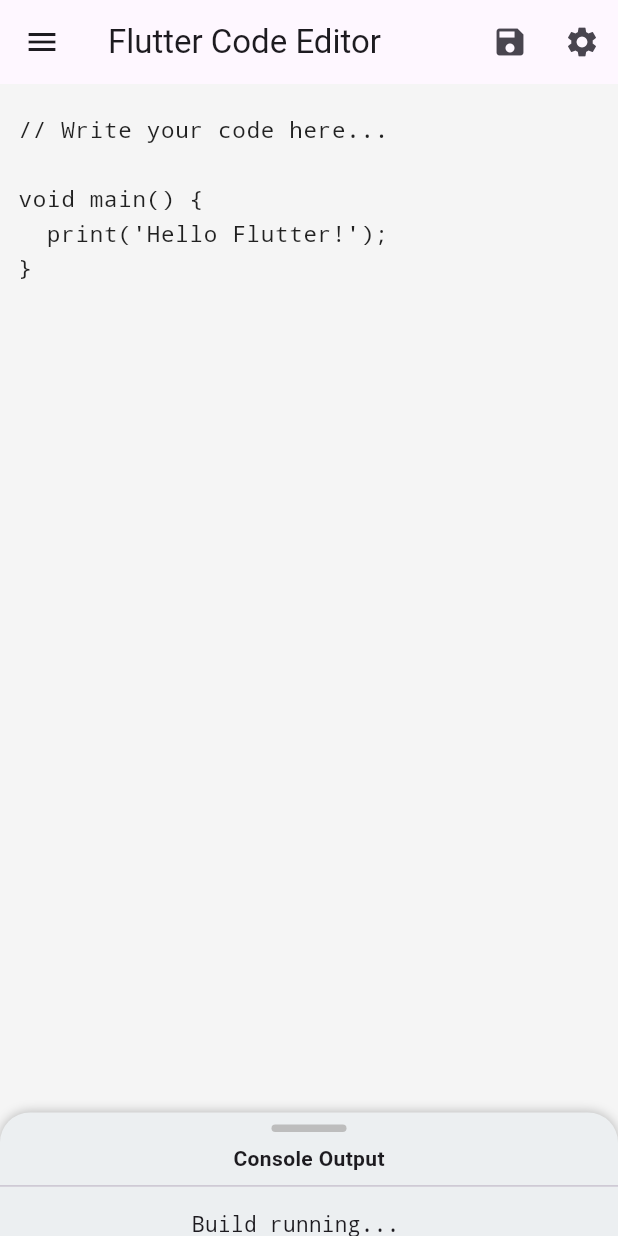
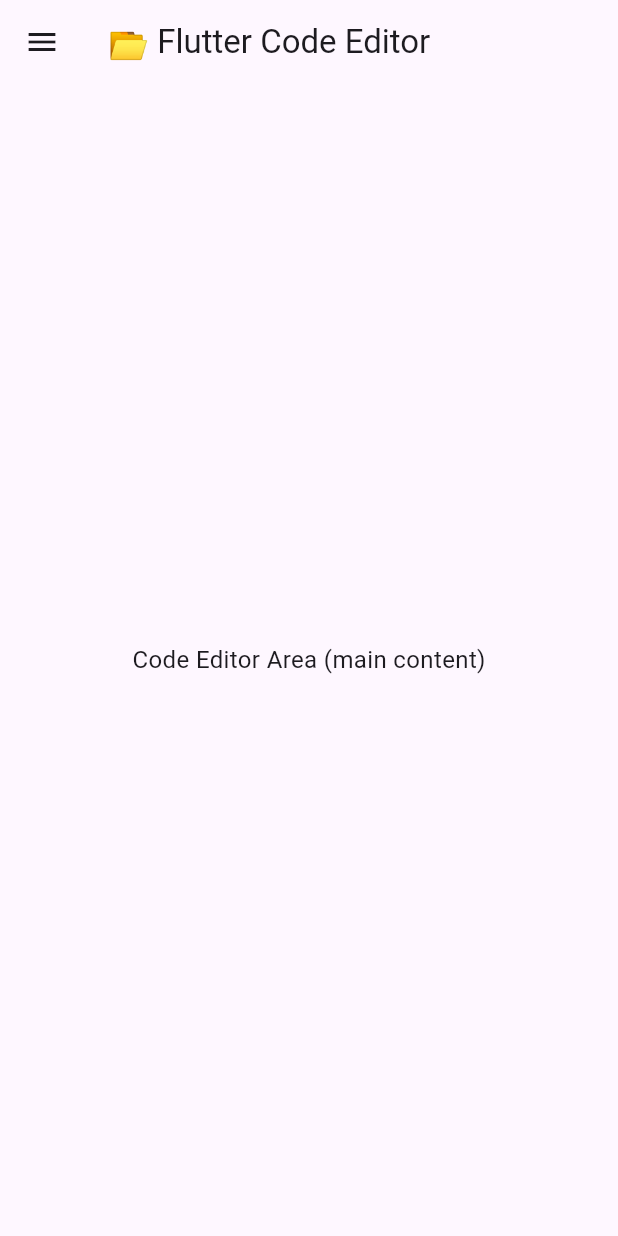
Before and after one commit to Laljham/My, a Flutter app: the screen it shows after launch, on a phone screen of 412 x 824 dp. Run offline on Flutter 3.47's test engine with Material 3 defaults, Android fonts, the phone set to English and light mode, and no system bars.

Commit message:
Update main.dart

```diff
--- a/lib/main.dart
+++ b/lib/main.dart
@@ -2,100 +2,68 @@ import 'package:flutter/material.dart';
 
 void main() => runApp(const MyApp());
 
-/*──────────────────────────────
- 🟦 MAIN APP START
-──────────────────────────────*/
+// 🔹 MAIN APP START
 class MyApp extends StatelessWidget {
   const MyApp({super.key});
 
   @override
   Widget build(BuildContext context) {
     return MaterialApp(
-      title: 'Code Editor App',
-      debugShowCheckedModeBanner: false,
-      theme: ThemeData(
-        primarySwatch: Colors.indigo,
-      ),
-      home: const CodeEditorHomePage(),
+      title: 'Code Editor Drawer Demo',
+      theme: ThemeData(primarySwatch: Colors.indigo),
+      home: const CodeEditorHome(),
     );
   }
 }
-/*──────────────────────────────
- 🟦 MAIN APP END
-──────────────────────────────*/
+// 🔹 MAIN APP END
 
 
-
-/*──────────────────────────────
- 🟩 HOME PAGE (MAIN SCREEN) START
-──────────────────────────────*/
-class CodeEditorHomePage extends StatefulWidget {
-  const CodeEditorHomePage({super.key});
+// 🔹 HOME SCREEN START
+class CodeEditorHome extends StatefulWidget {
+  const CodeEditorHome({super.key});
 
   @override
-  State<CodeEditorHomePage> createState() => _CodeEditorHomePageState();
+  State<CodeEditorHome> createState() => _CodeEditorHomeState();
 }
 
-class _CodeEditorHomePageState extends State<CodeEditorHomePage> {
-  // 🔸 VARIABLES START
-  final TextEditingController _codeController = TextEditingController(
-    text: "// Write your code here...\n\nvoid main() {\n  print('Hello Flutter!');\n}",
-  );
-  bool isExpanded = false; // bottom sheet expand/collapse control
-  // 🔸 VARIABLES END
+class _CodeEditorHomeState extends State<CodeEditorHome> {
+  // 🔸 Dummy File List (in real app — filesystem se load hoga)
+  List<String> files = ["main.dart", "home.dart", "utils/", "theme/"];
 
-  // 🔹 DRAWER FILE LIST (Fake structure for now)
-  final List<String> files = [
-    "main.dart",
-    "home_page.dart",
-    "editor.dart",
-    "theme.dart",
-    "utils/helpers.dart"
-  ];
-
-  /*──────────────────────────────
-   🧭 TOOLBAR (APPBAR) START
-  ──────────────────────────────*/
-  PreferredSizeWidget _buildAppBar() {
-    return AppBar(
-      title: const Text("Flutter Code Editor"),
-      actions: [
-        IconButton(
-          icon: const Icon(Icons.save),
-          tooltip: "Save File",
-          onPressed: () {
-            ScaffoldMessenger.of(context).showSnackBar(
-              const SnackBar(content: Text("File Saved Successfully!")),
-            );
-          },
+  @override
+  Widget build(BuildContext context) {
+    return Scaffold(
+      appBar: AppBar(title: const Text("📂 Flutter Code Editor")),
+      drawer: _buildDrawer(), // 🔹 Custom Drawer Widget
+      body: const Center(
+        child: Text(
+          "Code Editor Area (main content)",
+          style: TextStyle(fontSize: 16),
         ),
-        IconButton(
-          icon: const Icon(Icons.settings),
-          onPressed: () {},
-        ),
-      ],
+      ),
     );
   }
-  /*──────────────────────────────
-   🧭 TOOLBAR (APPBAR) END
-  ──────────────────────────────*/
 
-
-  /*──────────────────────────────
-   📁 DRAWER (FILE NAVIGATION) START
-  ──────────────────────────────*/
+  // 🔹 DRAWER START
   Widget _buildDrawer() {
     return Drawer(
       child: ListView(
         children: [
           const DrawerHeader(
             decoration: BoxDecoration(color: Colors.indigo),
-            child: Text("📂 Project Files",
-                style: TextStyle(color: Colors.white, fontSize: 18)),
+            child: Text(
+              "📁 Project Files",
+              style: TextStyle(color: Colors.white, fontSize: 18),
+            ),
           ),
           for (var file in files)
             ListTile(
-              leading: const Icon(Icons.insert_drive_file_outlined),
+              leading: Icon(
+                file.endsWith('/')
+                    ? Icons.folder
+                    : Icons.insert_drive_file_outlined,
+                color: file.endsWith('/') ? Colors.amber : Colors.blueGrey,
+              ),
               title: Text(file),
               onTap: () {
                 Navigator.pop(context);
@@ -103,125 +71,196 @@ class _CodeEditorHomePageState extends State<CodeEditorHomePage> {
                   SnackBar(content: Text("Opened: $file")),
                 );
               },
+              // ✅ Long Press → Popup Menu
+              onLongPress: () {
+                _showFileOptions(context, file);
+              },
             ),
         ],
       ),
     );
   }
-  /*──────────────────────────────
-   📁 DRAWER (FILE NAVIGATION) END
-  ──────────────────────────────*/
+  // 🔹 DRAWER END
 
 
-  /*──────────────────────────────
-   🧾 MAIN EDITOR AREA START (Center 70%)
-  ──────────────────────────────*/
-  Widget _buildEditorArea() {
-    return Container(
-      padding: const EdgeInsets.all(12),
-      color: Colors.grey[100],
-      child: TextField(
-        controller: _codeController,
-        maxLines: null,
-        expands: true,
-        decoration: const InputDecoration(
-          border: InputBorder.none,
-        ),
-        style: const TextStyle(
-          fontFamily: 'monospace',
-          fontSize: 15,
-          color: Colors.black87,
-        ),
-      ),
+  // 🔹 FIRST POPUP (New / Rename / Delete)
+  void _showFileOptions(BuildContext context, String fileName) {
+    showModalBottomSheet(
+      context: context,
+      builder: (context) {
+        return SafeArea(
+          child: Column(
+            mainAxisSize: MainAxisSize.min,
+            children: [
+              ListTile(
+                leading: const Icon(Icons.create_new_folder_outlined),
+                title: const Text('New'),
+                onTap: () {
+                  Navigator.pop(context); // close this popup
+                  _showNewPopup(context); // open second popup
+                },
+              ),
+              ListTile(
+                leading: const Icon(Icons.edit),
+                title: const Text('Rename'),
+                onTap: () {
+                  Navigator.pop(context);
+                  _showRenameDialog(context, fileName);
+                },
+              ),
+              ListTile(
+                leading: const Icon(Icons.delete_outline, color: Colors.red),
+                title: const Text('Delete'),
+                onTap: () {
+                  Navigator.pop(context);
+                  _deleteFile(fileName);
+                },
+              ),
+            ],
+          ),
+        );
+      },
     );
   }
-  /*──────────────────────────────
-   🧾 MAIN EDITOR AREA END
-  ──────────────────────────────*/
 
+  // 🔹 SECOND POPUP (File / Directory)
+  void _showNewPopup(BuildContext context) {
+    showModalBottomSheet(
+      context: context,
+      builder: (context) {
+        return SafeArea(
+          child: Column(
+            mainAxisSize: MainAxisSize.min,
+            children: [
+              ListTile(
+                leading: const Icon(Icons.insert_drive_file),
+                title: const Text('File'),
+                onTap: () {
+                  Navigator.pop(context);
+                  _showCreateDialog(context, isFile: true);
+                },
+              ),
+              ListTile(
+                leading: const Icon(Icons.folder),
+                title: const Text('Directory'),
+                onTap: () {
+                  Navigator.pop(context);
+                  _showCreateDialog(context, isFile: false);
+                },
+              ),
+            ],
+          ),
+        );
+      },
+    );
+  }
 
-  /*──────────────────────────────
-   🧩 PERSISTENT BOTTOM SHEET START
-   - 10% visible always
-   - swipe to expand
-  ──────────────────────────────*/
-  Widget _buildBottomSheet() {
-    return AnimatedContainer(
-      duration: const Duration(milliseconds: 300),
-      height: isExpanded
-          ? MediaQuery.of(context).size.height * 0.4
-          : MediaQuery.of(context).size.height * 0.1,
-      decoration: BoxDecoration(
-        color: Colors.blueGrey[50],
-        borderRadius: const BorderRadius.vertical(top: Radius.circular(20)),
-        boxShadow: const [
-          BoxShadow(blurRadius: 6, color: Colors.black26),
-        ],
-      ),
-      child: Column(
-        children: [
-          GestureDetector(
-            onTap: () => setState(() => isExpanded = !isExpanded),
-            child: Container(
-              width: 50,
-              height: 5,
-              margin: const EdgeInsets.only(top: 8),
-              decoration: BoxDecoration(
-                color: Colors.grey[400],
-                borderRadius: BorderRadius.circular(10),
-              ),
-            ),
+  // 🔹 CREATE DIALOG (File / Folder)
+  void _showCreateDialog(BuildContext context, {required bool isFile}) {
+    final TextEditingController nameController = TextEditingController();
+    showDialog(
+      context: context,
+      builder: (context) => AlertDialog(
+        title: Text(isFile ? 'Create File' : 'Create Folder'),
+        backgroundColor: Colors.white70,
+        content: TextField(
+          controller: nameController,
+          decoration: InputDecoration(
+            hintText: isFile ? 'File name' : 'Folder name',
           ),
-          const SizedBox(height: 8),
-          const Text("Console Output",
-              style: TextStyle(fontWeight: FontWeight.bold)),
-          const Divider(),
-          Expanded(
-            child: SingleChildScrollView(
-              padding: const EdgeInsets.all(8),
-              child: const Text(
-                "Build running...\nNo errors found ✅",
-                style: TextStyle(fontFamily: 'monospace'),
-              ),
-            ),
+        ),
+        actions: [
+          TextButton(
+            onPressed: () => Navigator.pop(context),
+            child: const Text('Cancel'),
+          ),
+          TextButton(
+            onPressed: () {
+              setState(() {
+                String newItem = nameController.text.trim();
+                if (newItem.isNotEmpty) {
+                  files.add(isFile ? newItem : "$newItem/");
+                }
+              });
+              Navigator.pop(context);
+              ScaffoldMessenger.of(context).showSnackBar(
+                SnackBar(content: Text("${isFile ? 'File' : 'Folder'} created")),
+              );
+            },
+            child: const Text('Create'),
           ),
         ],
       ),
     );
   }
-  /*──────────────────────────────
-   🧩 PERSISTENT BOTTOM SHEET END
-  ──────────────────────────────*/
 
-
-  /*──────────────────────────────
-   ⚙️ BUILD METHOD START
-  ──────────────────────────────*/
-  @override
-  Widget build(BuildContext context) {
-    return Scaffold(
-      appBar: _buildAppBar(), // Toolbar
-      drawer: _buildDrawer(), // Side menu (file tree)
-      body: Stack(
-        children: [
-          // Main editor (70–80%)
-          Positioned.fill(
-            child: _buildEditorArea(),
+  // 🔹 RENAME DIALOG
+  void _showRenameDialog(BuildContext context, String oldName) {
+    final TextEditingController renameController =
+        TextEditingController(text: oldName.replaceAll("/", ""));
+    showDialog(
+      context: context,
+      builder: (context) => AlertDialog(
+        title: const Text('Rename'),
+        backgroundColor: Colors.white70,
+        content: TextField(
+          controller: renameController,
+          decoration: const InputDecoration(hintText: 'Enter new name'),
+        ),
+        actions: [
+          TextButton(
+            onPressed: () => Navigator.pop(context),
+            child: const Text('Cancel'),
           ),
-
-          // Bottom sheet fixed
-          Align(
-            alignment: Alignment.bottomCenter,
-            child: _buildBottomSheet(),
+          TextButton(
+            onPressed: () {
+              setState(() {
+                int index = files.indexOf(oldName);
+                if (index != -1) {
+                  files[index] = oldName.endsWith('/')
+                      ? "${renameController.text}/"
+                      : renameController.text;
+                }
+              });
+              Navigator.pop(context);
+              ScaffoldMessenger.of(context).showSnackBar(
+                const SnackBar(content: Text('Renamed successfully')),
+              );
+            },
+            child: const Text('Save'),
           ),
         ],
       ),
     );
   }
-  /*──────────────────────────────
-   ⚙️ BUILD METHOD END
-  ──────────────────────────────*/
+
+  // 🔹 DELETE FUNCTION (Demo)
+  void _deleteFile(String fileName) {
+    showDialog(
+      context: context,
+      builder: (context) => AlertDialog(
+        title: const Text('Delete'),
+        content: Text('Do you want to delete "$fileName"?'),
+        actions: [
+          TextButton(
+            onPressed: () => Navigator.pop(context),
+            child: const Text('Cancel'),
+          ),
+          TextButton(
+            onPressed: () {
+              setState(() {
+                files.remove(fileName);
+              });
+              Navigator.pop(context);
+              ScaffoldMessenger.of(context).showSnackBar(
+                const SnackBar(content: Text('Deleted successfully')),
+              );
+            },
+            child: const Text('Delete', style: TextStyle(color: Colors.red)),
+          ),
+        ],
+      ),
+    );
+  }
 }
-/*──────────────────────────────
- 🟩 HOME PAGE (MAIN SCREEN) END
-──────────────────────────────*/
+// 🔹 HOME SCREEN END
```
